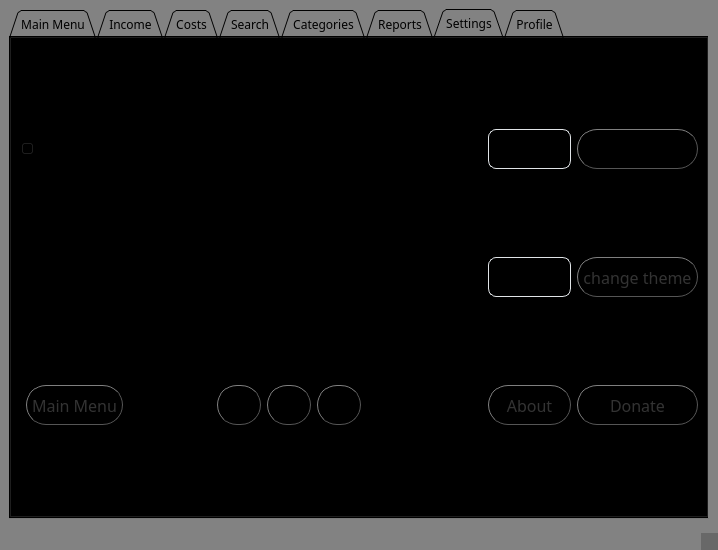
Before: the Qt Designer form MainWindow.ui in Arian-SK/Personal-Accounting-App, drawn with Qt 5.
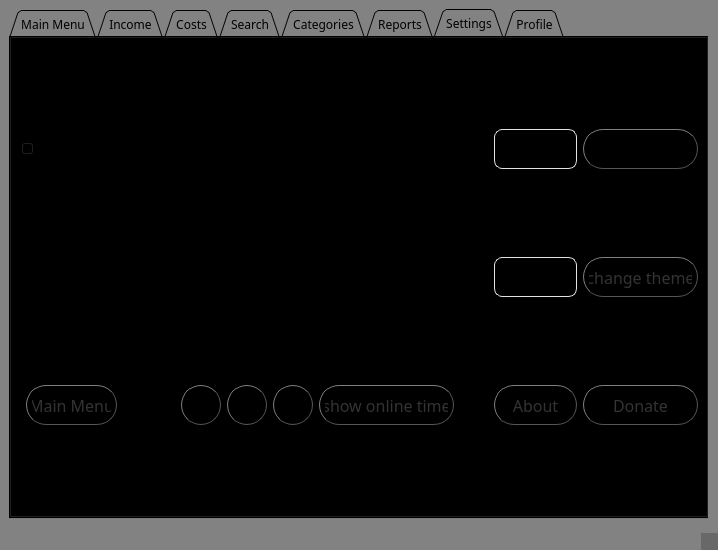
After: the same form once the commit is applied. The open tabs and pages were chosen to show the change.

The edit to the form file:
```diff
--- a/MainWindow.ui
+++ b/MainWindow.ui
@@ -2480,6 +2480,51 @@
           </property>
          </widget>
         </item>
+        <item row="3" column="9">
+         <widget class="QPushButton" name="buttonOnlineTime">
+          <property name="sizePolicy">
+           <sizepolicy hsizetype="Minimum" vsizetype="Fixed">
+            <horstretch>0</horstretch>
+            <verstretch>0</verstretch>
+           </sizepolicy>
+          </property>
+          <property name="minimumSize">
+           <size>
+            <width>40</width>
+            <height>40</height>
+           </size>
+          </property>
+          <property name="font">
+           <font>
+            <family>Impact</family>
+            <pointsize>12</pointsize>
+           </font>
+          </property>
+          <property name="styleSheet">
+           <string notr="true">QPushButton {
+color: #333;
+border: 1px solid #555;
+border-radius: 20px;
+border-style: outset;
+background: qradialgradient(
+cx: 0.3, cy: -0.4, fx: 0.3, fy: -0.4,
+radius: 1, stop: 0 #fff, stop: 1 #888
+);
+padding: 5px;
+}
+
+QPushButton:hover {
+background: qradialgradient(
+cx: 0.3, cy: -0.4, fx: 0.3, fy: -0.4,
+radius: 1.35, stop: 0 #fff, stop: 1 #bbb
+);
+}</string>
+          </property>
+          <property name="text">
+           <string>show online time</string>
+          </property>
+         </widget>
+        </item>
        </layout>
       </widget>
       <widget class="QWidget" name="tabProfile">
```
